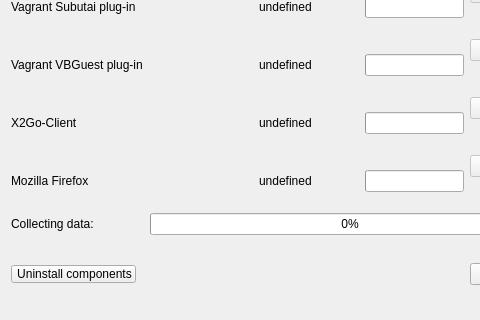
This is hub/forms/DlgAbout.ui in subutai-io/control-center as Qt 5 draws it before an edit; both pictures show x 0 to 480 and y 456 to 776 of the 561 by 776 pixel window. The edited form follows.
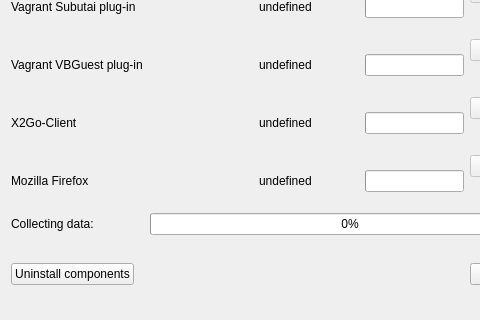
This is the edited form. Icons and pictures are not drawn.

Commit message: fix size of uninstall button

Diff of the .ui file:
```diff
--- a/hub/forms/DlgAbout.ui
+++ b/hub/forms/DlgAbout.ui
@@ -1697,20 +1697,6 @@
     <layout class="QHBoxLayout" name="horizontalLayout">
      <item>
       <widget class="QPushButton" name="btn_uninstall_components">
-       <property name="sizePolicy">
-        <sizepolicy hsizetype="Fixed" vsizetype="Fixed">
-         <horstretch>0</horstretch>
-         <verstretch>0</verstretch>
-        </sizepolicy>
-       </property>
-       <property name="styleSheet">
-        <string notr="true">QPushButton {
-padding-left: 5px; 
-padding-right: 3px;
-padding-top: 1px; 
-padding-bottom: 1px;
-}</string>
-       </property>
        <property name="text">
         <string>Uninstall components</string>
        </property>
```
